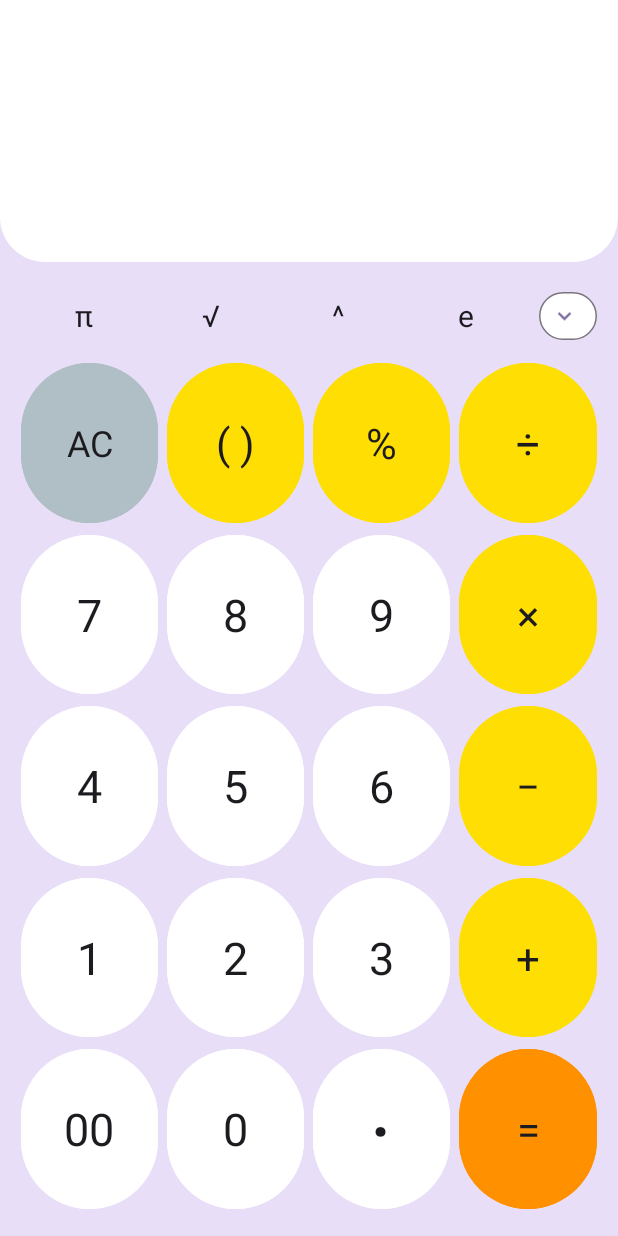
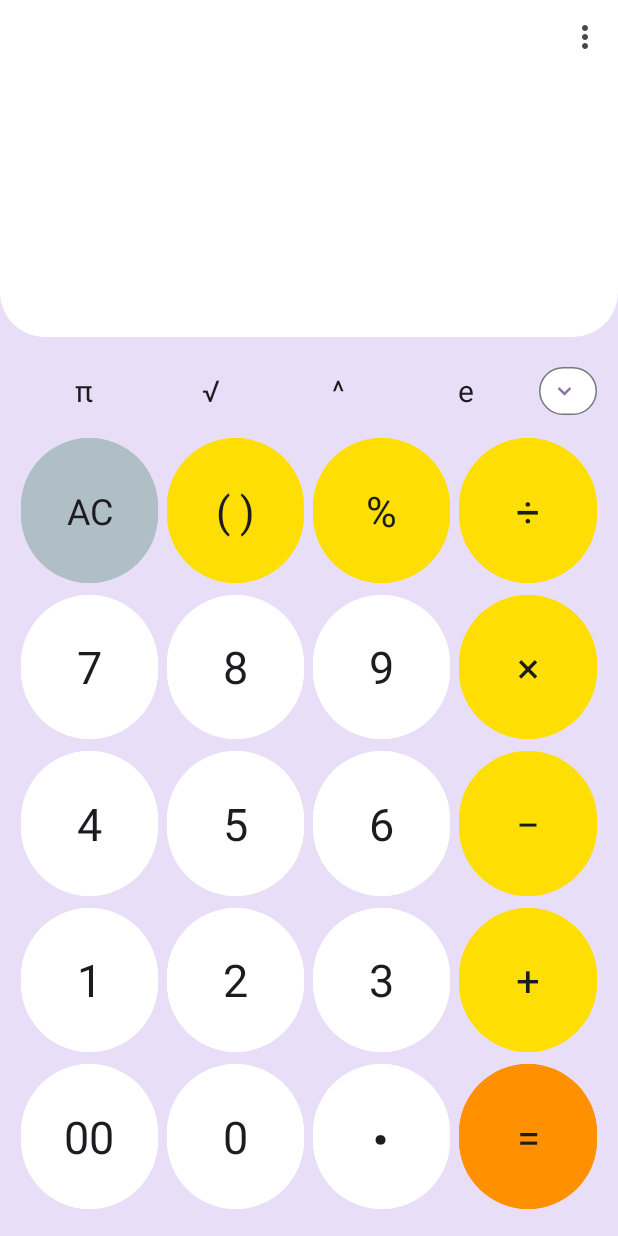
Before and after one commit to Nnamodi/Calculator, an Android app: the screen it shows after launch (MainActivity), on a phone screen of 412 x 824 dp. Run offline under Robolectric (Android 15) with nearby library versions, the phone set to English and light mode, and no system bars; our stand-ins replace data binding; libraries missing offline, so code that uses them is left out: com.udojava.evalex; 1 statement that could not run was skipped.

Commit message:
New functionalities: individual toolbars, history option in menu item

```diff
--- a/app/src/main/java/com/roland/android/calculator/ui/MainActivity.kt
+++ b/app/src/main/java/com/roland/android/calculator/ui/MainActivity.kt
@@ -38,6 +38,7 @@ class MainActivity : AppCompatActivity() {
             override fun onMenuItemSelected(menuItem: MenuItem): Boolean {
                 return when (menuItem.itemId) {
                     R.id.change_theme -> { themeDialog(); true }
+                    R.id.history -> { binding.viewPager.currentItem = 1; true }
                     else -> false
                 }
             }
--- a/app/src/main/res/layout-land/fragment_calculator.xml
+++ b/app/src/main/res/layout-land/fragment_calculator.xml
@@ -15,6 +15,20 @@
         android:layout_height="match_parent"
         tools:ignore="ButtonStyle">
 
+        <com.google.android.material.appbar.MaterialToolbar
+            android:id="@+id/toolbar"
+            android:layout_width="0dp"
+            android:layout_height="50dp"
+            android:background="?attr/colorOnPrimary"
+            android:minHeight="?attr/actionBarSize"
+            android:theme="@style/ThemeOverlay.AppCompat.Dark.ActionBar"
+            app:layout_constraintEnd_toEndOf="parent"
+            app:layout_constraintStart_toStartOf="parent"
+            app:layout_constraintTop_toTopOf="parent"
+            app:menu="@menu/menu_calculator"
+            app:popupTheme="@style/ThemeOverlay.AppCompat.DayNight"
+            app:titleTextColor="?attr/colorTertiary" />
+
         <LinearLayout
             android:id="@+id/digits_field"
             android:layout_width="0dp"
@@ -23,7 +37,7 @@
             android:orientation="vertical"
             app:layout_constraintEnd_toEndOf="parent"
             app:layout_constraintStart_toStartOf="parent"
-            app:layout_constraintTop_toTopOf="parent">
+            app:layout_constraintTop_toBottomOf="@+id/toolbar">
 
             <EditText
                 android:id="@+id/input"
--- a/app/src/main/res/layout/fragment_calculator.xml
+++ b/app/src/main/res/layout/fragment_calculator.xml
@@ -16,6 +16,20 @@
         android:layout_height="match_parent"
         tools:ignore="ButtonStyle">
 
+        <com.google.android.material.appbar.MaterialToolbar
+            android:id="@+id/toolbar"
+            android:layout_width="0dp"
+            android:layout_height="50dp"
+            android:background="?attr/colorOnPrimary"
+            android:minHeight="?attr/actionBarSize"
+            android:theme="@style/ThemeOverlay.AppCompat.Dark.ActionBar"
+            app:layout_constraintEnd_toEndOf="parent"
+            app:layout_constraintStart_toStartOf="parent"
+            app:layout_constraintTop_toTopOf="parent"
+            app:menu="@menu/menu_calculator"
+            app:popupTheme="@style/ThemeOverlay.AppCompat.DayNight"
+            app:titleTextColor="?attr/colorTertiary" />
+
         <LinearLayout
             android:id="@+id/digits_field"
             android:layout_width="0dp"
@@ -24,7 +38,7 @@
             android:orientation="vertical"
             app:layout_constraintEnd_toEndOf="parent"
             app:layout_constraintStart_toStartOf="parent"
-            app:layout_constraintTop_toTopOf="parent">
+            app:layout_constraintTop_toBottomOf="@+id/toolbar">
 
             <EditText
                 android:id="@+id/input"
--- a/app/src/main/res/menu/menu_calculator.xml
+++ b/app/src/main/res/menu/menu_calculator.xml
@@ -6,4 +6,8 @@
         android:id="@+id/change_theme"
         android:title="@string/change_theme"
         app:showAsAction="never" />
+    <item
+        android:id="@+id/history"
+        android:title="@string/history"
+        app:showAsAction="never" />
 </menu>
```
